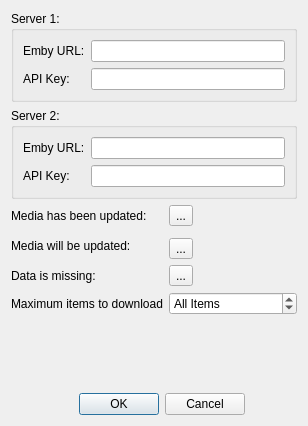
Before: the Qt Designer form UI/SettingsDlg.ui in towel42-com/EmbySync, drawn with Qt 5.
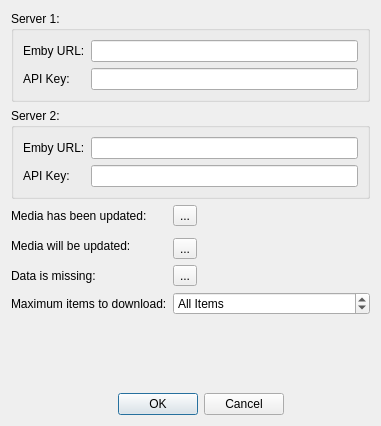
After: the same form once the commit is applied.

Commit message: Cleanup dialog text

What changed in the file:
```diff
--- a/UI/SettingsDlg.ui
+++ b/UI/SettingsDlg.ui
@@ -6,7 +6,7 @@
    <rect>
     <x>0</x>
     <y>0</y>
-    <width>308</width>
+    <width>381</width>
     <height>426</height>
    </rect>
   </property>
@@ -17,7 +17,7 @@
    <item row="7" column="0">
     <widget class="QLabel" name="label_5">
      <property name="text">
-      <string>Maximum items to download</string>
+      <string>Maximum items to download:</string>
      </property>
     </widget>
    </item>
@@ -43,7 +43,7 @@
       <number>-1</number>
      </property>
      <property name="maximum">
-      <number>1000</number>
+      <number>10000</number>
      </property>
      <property name="stepType">
       <enum>QAbstractSpinBox::AdaptiveDecimalStepType</enum>
```
The commit also changes 2 other files.
